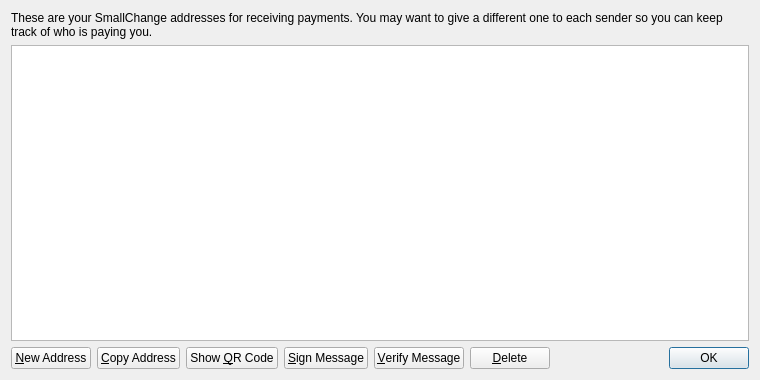
Old version of the form src/qt/forms/addressbookpage.ui in the repository chen0137/worldo_alpha.
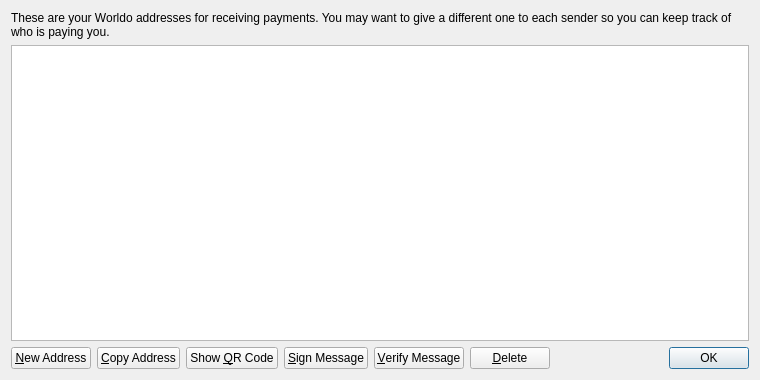
New version of the form. Icons and pictures are not drawn.

```diff
--- a/src/qt/forms/addressbookpage.ui
+++ b/src/qt/forms/addressbookpage.ui
@@ -17,7 +17,7 @@
    <item>
     <widget class="QLabel" name="labelExplanation">
      <property name="text">
-      <string>These are your SmallChange addresses for receiving payments. You may want to give a different one to each sender so you can keep track of who is paying you.</string>
+      <string>These are your Worldo addresses for receiving payments. You may want to give a different one to each sender so you can keep track of who is paying you.</string>
      </property>
      <property name="textFormat">
       <enum>Qt::PlainText</enum>
```
